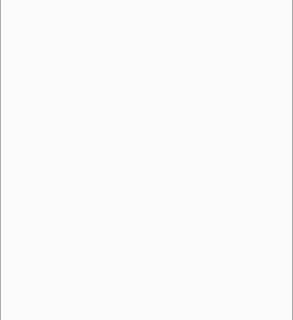
FOHEART/MotionGloveUI, file ui/h2Widget.ui: the form before one commit; both pictures show x 0 to 293 and y 203 to 523 of the 293 by 764 pixel window.
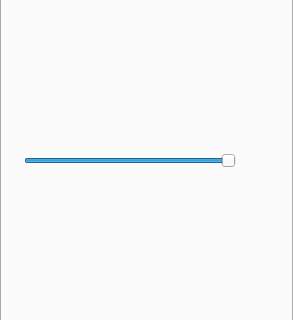
The form after the commit. The open tabs and pages were chosen to show the change.

Diff of the .ui file:
```diff
--- a/ui/h2Widget.ui
+++ b/ui/h2Widget.ui
@@ -203,7 +203,83 @@
        <property name="spacing">
         <number>0</number>
        </property>
-       <item row="0" column="1">
+       <item row="0" column="0" colspan="2">
+        <layout class="QHBoxLayout" name="HL_skeletonOpacity">
+         <property name="leftMargin">
+          <number>9</number>
+         </property>
+         <property name="topMargin">
+          <number>6</number>
+         </property>
+         <property name="rightMargin">
+          <number>9</number>
+         </property>
+         <property name="bottomMargin">
+          <number>2</number>
+         </property>
+         <property name="spacing">
+          <number>6</number>
+         </property>
+         <item>
+          <widget class="QLabel" name="LBL_skeletonOpacityTitle">
+           <property name="sizePolicy">
+            <sizepolicy hsizetype="Preferred" vsizetype="Preferred">
+             <horstretch>0</horstretch>
+             <verstretch>0</verstretch>
+            </sizepolicy>
+           </property>
+           <property name="text">
+            <string/>
+           </property>
+          </widget>
+         </item>
+         <item>
+          <widget class="QSlider" name="SL_skeletonOpacity">
+           <property name="minimumSize">
+            <size>
+             <width>80</width>
+             <height>0</height>
+            </size>
+           </property>
+           <property name="orientation">
+            <enum>Qt::Horizontal</enum>
+           </property>
+           <property name="minimum">
+            <number>0</number>
+           </property>
+           <property name="maximum">
+            <number>100</number>
+           </property>
+           <property name="singleStep">
+            <number>5</number>
+           </property>
+           <property name="pageStep">
+            <number>10</number>
+           </property>
+           <property name="value">
+            <number>100</number>
+           </property>
+          </widget>
+         </item>
+         <item>
+          <widget class="QLabel" name="LBL_skeletonOpacityValue">
+           <property name="minimumSize">
+            <size>
+             <width>40</width>
+             <height>0</height>
+            </size>
+           </property>
+           <property name="text">
+            <string/>
+           </property>
+           <property name="alignment">
+            <set>Qt::AlignRight|Qt::AlignTrailing|Qt::AlignVCenter</set>
+           </property>
+          </widget>
+         </item>
+        </layout>
+       </item>
+       <item row="1" column="0" colspan="2">
         <layout class="QVBoxLayout" name="VL_skeleton"/>
        </item>
       </layout>
```
